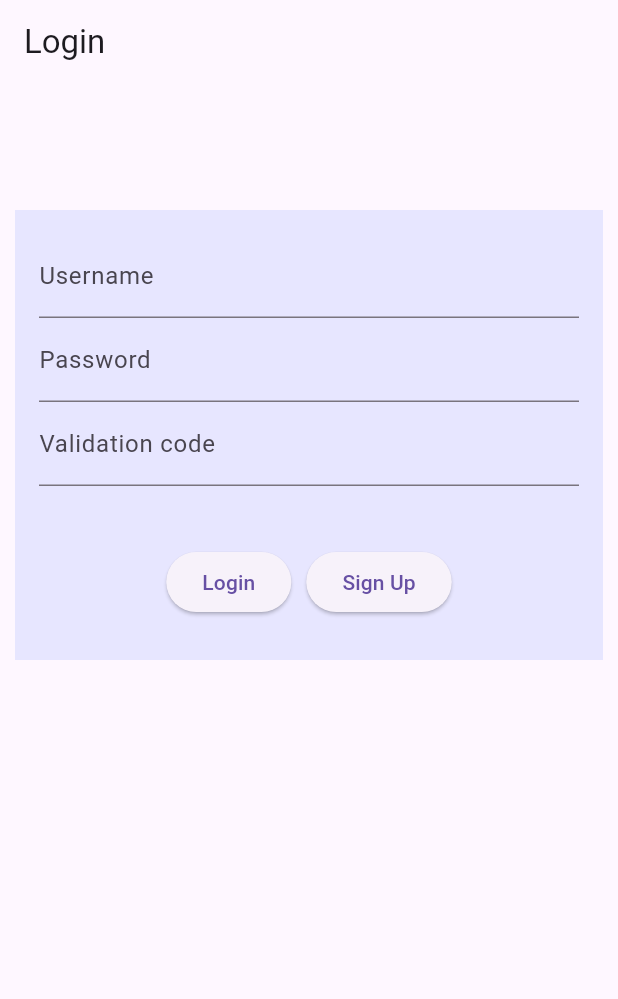
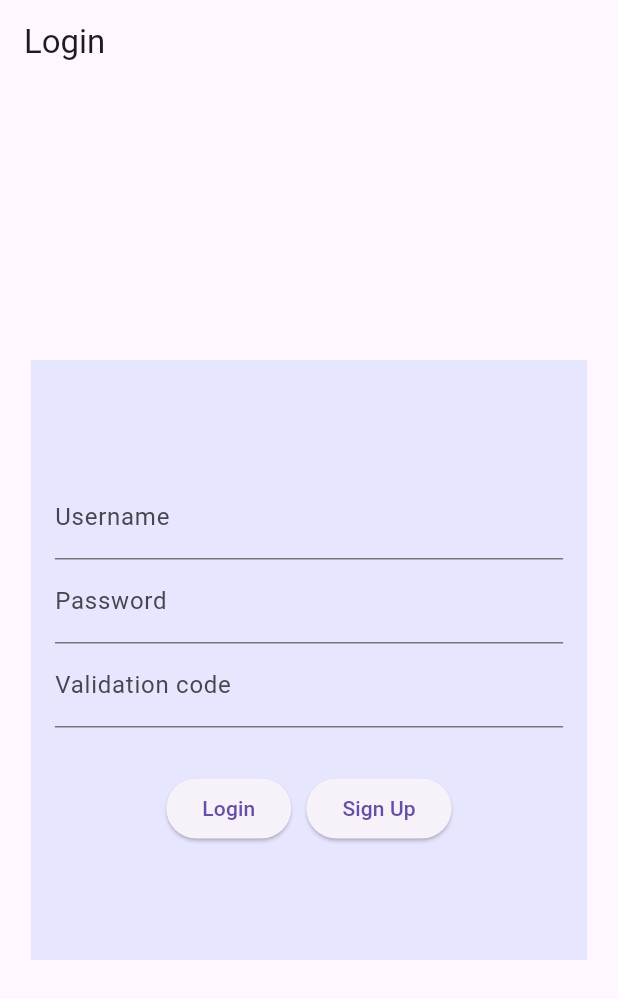
Before and after one commit to dfernand90/Contextual, a Flutter app: the screen it shows after launch, on a phone screen of 412 x 824 dp. Shown: the top 999 px of the screen. Run offline on Flutter 3.47's test engine with Material 3 defaults, Android fonts, the phone set to English and light mode, and no system bars; our stand-ins replace file_picker.

Commit message:
fixed alingment on mobile phone

```diff
--- a/my_app/lib/screens/login_screen.dart
+++ b/my_app/lib/screens/login_screen.dart
@@ -73,27 +73,28 @@ class _LoginScreenState extends State<LoginScreen> {
 
   @override
   Widget build(BuildContext context) {
+    final isMobile = MediaQuery.of(context).size.width < 600;
+
     return Scaffold(
       appBar: AppBar(title: Text('Login')),
       body: Center(
-        child: Transform.translate(
-          offset: Offset(0, -150),
+        child: SingleChildScrollView(
           child: Container(
             margin: const EdgeInsets.all(10.0),
             color: containerColor,
-            height: 300,
-            width: 500,
-            alignment: Alignment(100, 1.0),
-            child: Padding(
+            width: isMobile ? MediaQuery.of(context).size.width * 0.9 : 500,
+            height: isMobile ? 400 : 300,
             padding: const EdgeInsets.all(16.0),
             child: Column(
+              mainAxisSize: MainAxisSize.min,
               mainAxisAlignment: MainAxisAlignment.center,
               children: [
                 TextField(
                   controller: usernameController,
-                    decoration: (InputDecoration(
+                  decoration: InputDecoration(
                     labelText: 'Username',
-                        hintText: 'Enter the 16 characters you got by mail')),
+                    hintText: 'Enter the 16 characters you got by mail',
+                  ),
                 ),
                 TextField(
                   controller: passwordController,
@@ -102,37 +103,29 @@ class _LoginScreenState extends State<LoginScreen> {
                 ),
                 TextField(
                   controller: codeController,
-                    decoration: (InputDecoration(
+                  decoration: InputDecoration(
                     labelText: 'Validation code',
-                        hintText: 'Enter the validation code')),
+                    hintText: 'Enter the validation code',
                   ),
-                  SizedBox(height: 40),
-                  Align(
-                    alignment: Alignment.center, // Center the buttons
-                    child: Row(
-                      mainAxisAlignment: MainAxisAlignment
-                          .center, // Ensure buttons are centered in the Row
+                ),
+                SizedBox(height: 30),
+                Row(
+                  mainAxisAlignment: MainAxisAlignment.center,
                   children: [
-                        ElevatedButton(
-                          onPressed: _login,
-                          child: Text('Login'),
-                        ),
-                        SizedBox(width: 10), // Add spacing between buttons
-                        ElevatedButton(
-                          onPressed: _signup,
-                          child: Text('Sign Up'),
-                        ),
+                    ElevatedButton(onPressed: _login, child: Text('Login')),
+                    SizedBox(width: 10),
+                    ElevatedButton(onPressed: _signup, child: Text('Sign Up')),
                   ],
                 ),
-                  ),
-                  SizedBox(height: 25),
                 if (errorMessage.isNotEmpty)
-                    Text(
+                  Padding(
+                    padding: const EdgeInsets.only(top: 15),
+                    child: Text(
                       errorMessage,
                       style: TextStyle(color: Colors.red),
                     ),
+                  ),
               ],
-              ),
             ),
           ),
         ),
```
Also changed, not shown: my_app/lib/screens/llm_screen.dart (+52 -65 lines), my_app/lib/screens/llm_screen_bp_DELETE.dart (added, +310 -0 lines), 1 other file. Lines whose indentation alone changed are shown as unchanged.
